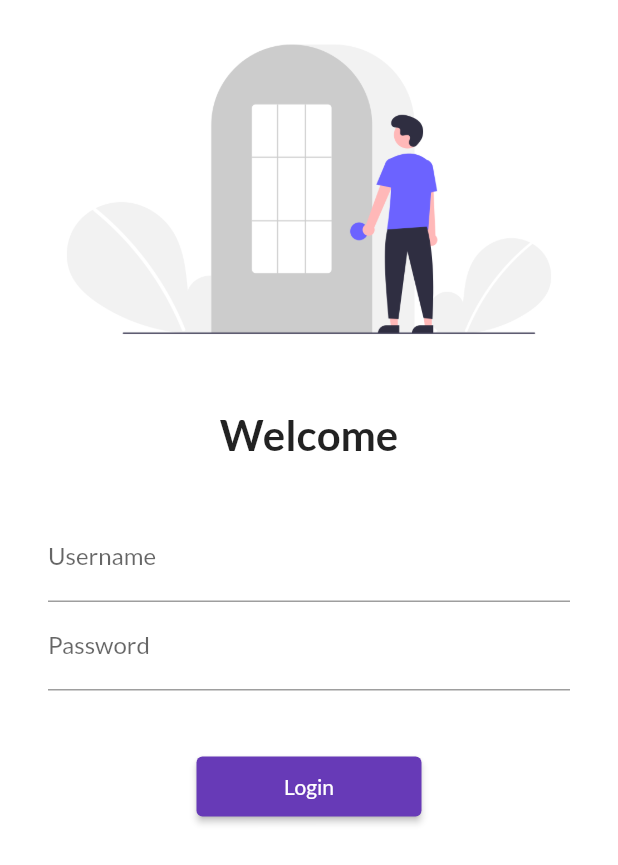
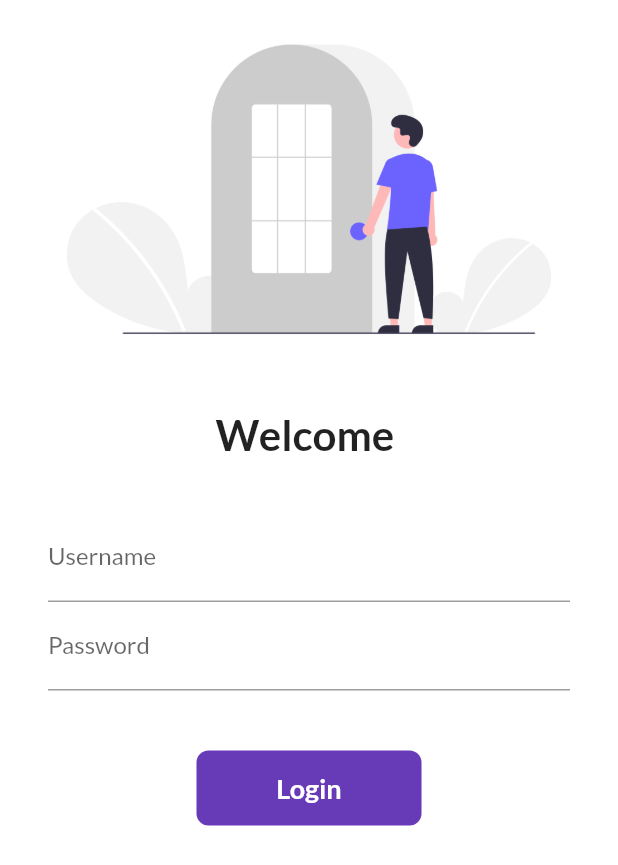
Before and after one commit to maheshdbabar9340/30DaysOfFlutter, a Flutter app: the screen it shows after launch, on a phone screen of 412 x 824 dp. Shown: the top 865 px of the screen. Run offline on Flutter 3.47's test engine with Material 2 defaults, Android fonts, the phone set to English and light mode, and no system bars; our stand-ins replace google_fonts; missing offline and left inert: dart:html.

Commit message:
Day 6 Completed

```diff
--- a/lib/pages/login_page.dart
+++ b/lib/pages/login_page.dart
@@ -1,7 +1,15 @@
 import 'package:flutter/material.dart';
 import 'package:flutter_catalog/utils/routes.dart';
 
-class LoginPage extends StatelessWidget {
+class LoginPage extends StatefulWidget {
+  @override
+  _LoginPageState createState() => _LoginPageState();
+}
+
+class _LoginPageState extends State<LoginPage> {
+  String name = "";
+  bool changedButton = false;
+
   @override
   Widget build(BuildContext context) {
     return Material(
@@ -17,7 +25,7 @@ class LoginPage extends StatelessWidget {
                 height: 20.0,
               ),
               Text(
-                "Welcome",
+                "Welcome $name",
                 style: TextStyle(
                   fontSize: 28,
                   fontWeight: FontWeight.bold,
@@ -36,6 +44,10 @@ class LoginPage extends StatelessWidget {
                         hintText: "Enter Username",
                         labelText: "Username",
                       ),
+                      onChanged: (value) {
+                        name = value;
+                        setState(() {});
+                      },
                     ),
                     TextFormField(
                       obscureText: true,
@@ -47,13 +59,51 @@ class LoginPage extends StatelessWidget {
                     SizedBox(
                       height: 40.0,
                     ),
-                    ElevatedButton(
-                      onPressed: () {
+
+                    InkWell(
+                      onTap: () async {
+                        // Navigator.pushNamed(context, MyRoutes.homeRoute);
+                        setState(() {
+                          changedButton = true;
+                        });
+
+                        await Future.delayed(Duration(seconds: 1));
                         Navigator.pushNamed(context, MyRoutes.homeRoute);
                       },
-                      child: Text("Login"),
-                      style: TextButton.styleFrom(minimumSize: Size(150, 40)),
-                    )
+                      child: AnimatedContainer(
+                        duration: Duration(seconds: 1),
+                        width: changedButton ? 50 : 150,
+                        height: 50,
+                        alignment: Alignment.center,
+                        // color: Colors.deepPurple,
+                        child: changedButton
+                            ? Icon(
+                                Icons.done,
+                                color: Colors.white,
+                              )
+                            : Text("Login",
+                                style: TextStyle(
+                                  color: Colors.white,
+                                  fontWeight: FontWeight.bold,
+                                  fontSize: 18,
+                                )),
+                        decoration: BoxDecoration(
+                            color: Colors.deepPurple,
+                            // shape: changedButton
+                            //     ? BoxShape.circle
+                            //     : BoxShape.rectangle,
+                            borderRadius:
+                                BorderRadius.circular(changedButton ? 50 : 8)),
+                      ),
+                    ),
+
+                    // ElevatedButton(
+                    //   onPressed: () {
+                    //     Navigator.pushNamed(context, MyRoutes.homeRoute);
+                    //   },
+                    //   child: Text("Login"),
+                    //   style: TextButton.styleFrom(minimumSize: Size(150, 40)),
+                    // )
                   ],
                 ),
               )
```
